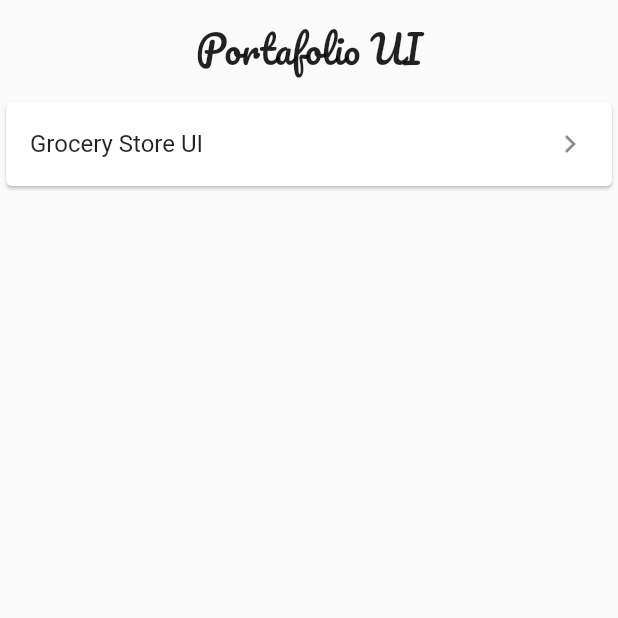
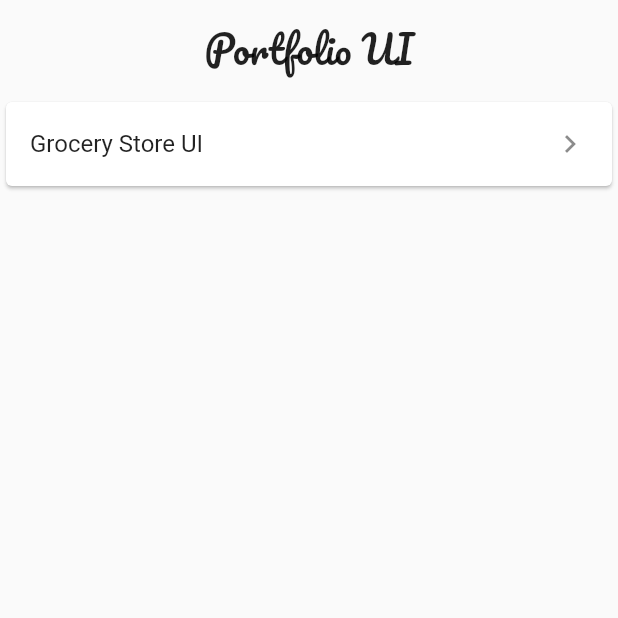
Before and after one commit to charger513/flutter_demos, a Flutter app: the screen it shows after launch, on a phone screen of 412 x 824 dp, the top half of it. Run offline on Flutter 3.47's test engine with Material 2 defaults, Android fonts, the light colour scheme and no system bars; our stand-ins replace google_fonts.

Commit message:
Change name

```diff
--- a/lib/home_page.dart
+++ b/lib/home_page.dart
@@ -16,7 +16,7 @@ class HomePage extends StatelessWidget {
               Padding(
                 padding: const EdgeInsets.all(10),
                 child: Text(
-                  'Portafolio UI',
+                  'Portfolio UI',
                   style: GoogleFonts.pacifico(
                     textStyle: const TextStyle(
                       fontSize: 25,
```
